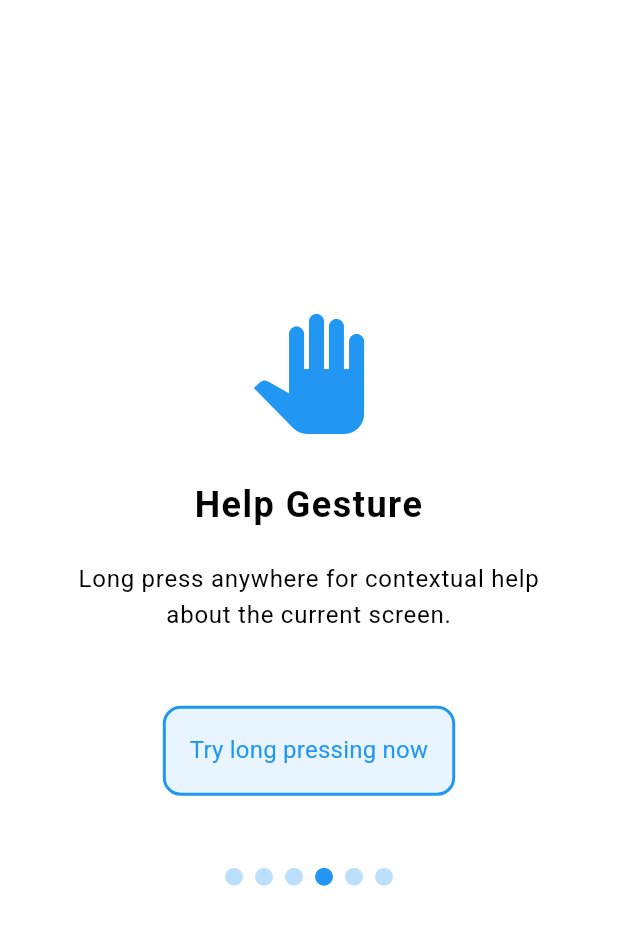
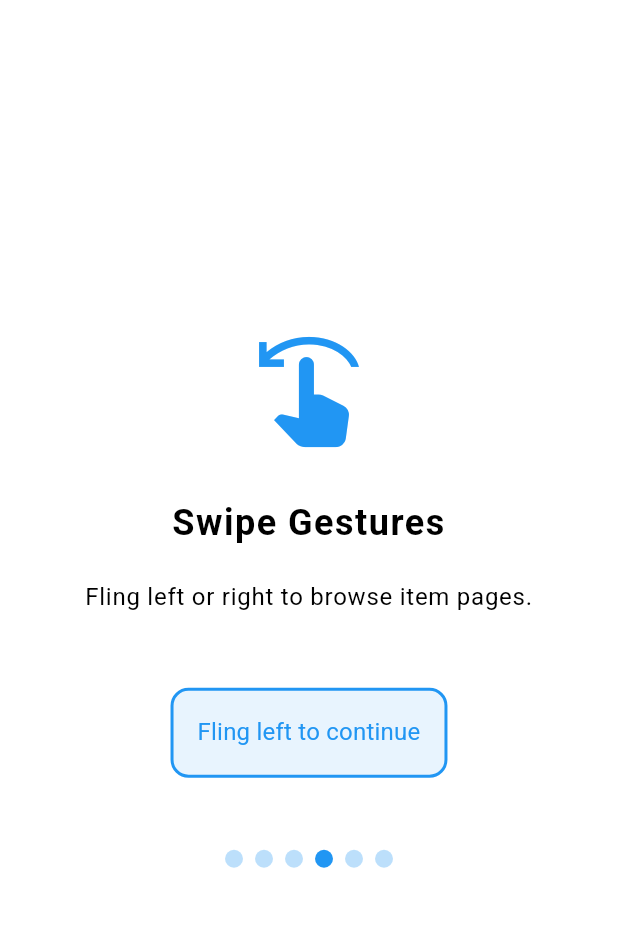
Before and after one commit to Umut501/VisionTag, a Flutter app: the screen it shows after launch, swiped to page 4, on a phone screen of 412 x 824 dp. Shown: the top 925 px of the screen. Run offline on Flutter 3.47's test engine with Material 3 defaults, Android fonts, the phone set to English and light mode, and no system bars; our stand-ins replace flutter_svg, flutter_tts, qr_flutter, sensors_plus, share_plus, shared_preferences; missing offline and left inert: mobile_scanner.

Commit message:
updated the onboarding screen

```diff
--- a/lib/screens/home_screen.dart
+++ b/lib/screens/home_screen.dart
@@ -172,7 +172,7 @@ class _HomeScreenState extends State<HomeScreen> with WidgetsBindingObserver {
                     color: Colors.transparent,
                     child: InkWell(
                       onTap: () {
-                        setState(() => _selectedIndex = 0);
+                        //setState(() => _selectedIndex = 0);
                         _ttsService.speak(
                             "Home Mode selected. Double tap anywhere to enter.");
                       },
@@ -300,7 +300,7 @@ class _HomeScreenState extends State<HomeScreen> with WidgetsBindingObserver {
                     color: Colors.transparent,
                     child: InkWell(
                       onTap: () {
-                        setState(() => _selectedIndex = 1);
+                        //setState(() => _selectedIndex = 1);
                         _ttsService.speak(
                             "Retail Mode selected. Double tap anywhere to enter.");
                       },
--- a/lib/screens/onboarding_screen.dart
+++ b/lib/screens/onboarding_screen.dart
@@ -13,6 +13,8 @@ class OnboardingScreen extends StatefulWidget {
   State<OnboardingScreen> createState() => _OnboardingScreenState();
 }
 
+int statusPage = 0;
+
 class _OnboardingScreenState extends State<OnboardingScreen> {
   final TtsService _ttsService = TtsService();
   final PageController _pageController = PageController();
@@ -23,8 +25,8 @@ class _OnboardingScreenState extends State<OnboardingScreen> {
       title: "Welcome to VisionTag",
       description:
           "Your accessible wardrobe assistant. Let's learn how to use the app with simple gestures.",
-      instruction: "Swipe right to continue",
-      gestureType: GestureType.swipeRight,
+      instruction: "Swipe left to continue",
+      gestureType: GestureType.swipeLeft,
     ),
     OnboardingPage(
       title: "Basic Navigation",
@@ -34,30 +36,29 @@ class _OnboardingScreenState extends State<OnboardingScreen> {
       gestureType: GestureType.doubleTap,
     ),
     OnboardingPage(
+      title: "Change Item Status",
+      description:
+          "Hold anywhere on the screen to change item status.",
+      instruction: "Try holding anywhere on the screen.",
+      gestureType: GestureType.longPress,
+    ),
+    OnboardingPage(
       title: "Swipe Gestures",
-      description: "Swipe left or right to navigate between screens and pages.",
-      instruction: "Swipe right to continue",
-      gestureType: GestureType.swipeRight,
+      description: "Fling left or right to browse item pages.",
+      instruction: "Fling left to continue",
+      gestureType: GestureType.swipeLeft,
     ),
     OnboardingPage(
       title: "Help Gesture",
-      description:
-          "Long press anywhere for contextual help about the current screen.",
-      instruction: "Try long pressing now",
-      gestureType: GestureType.longPress,
-    ),
-    OnboardingPage(
-      title: "Repeat Gesture",
-      description: "Shake your device gently to repeat the last spoken text.",
+      description: "Shake your device gently for help.",
       instruction: "Try shaking your device",
       gestureType: GestureType.shake,
     ),
     OnboardingPage(
-      title: "Quick Navigation",
-      description:
-          "Double tap with two fingers to go back.",
-      instruction: "Swipe right to finish the tutorial",
-      gestureType: GestureType.swipeRight,
+      title: "Tutorial Complete",
+      description: "Swipe right to go to previous page.",
+      instruction: "Double tap to finish the tutorial",
+      gestureType: GestureType.check,
     ),
   ];
 
@@ -105,7 +106,7 @@ class _OnboardingScreenState extends State<OnboardingScreen> {
     await prefs.setBool('isFirstTime', false);
 
     _ttsService.speak(
-      "Tutorial complete! Welcome to VisionTag. Taking you to the home screen.",
+      "Tutorial complete! Welcome to VisionTag",
       priority: SpeechPriority.high,
     );
 
@@ -123,23 +124,27 @@ class _OnboardingScreenState extends State<OnboardingScreen> {
   Widget build(BuildContext context) {
     return Scaffold(
       body: GestureDetectorWidget(
-        onSwipeRight: _nextPage,
-        onSwipeLeft: _previousPage,
+        onSwipeRight: _previousPage,
+        onSwipeLeft: _nextPage,
         onDoubleTap: () {
           if (_currentPage == 1) {
             _ttsService.speak("Great! You've mastered double tap.",
                 priority: SpeechPriority.high);
             Future.delayed(const Duration(seconds: 2), _nextPage);
+          } else if (_currentPage == 5) {
+            _completeOnboarding();
           }
         },
         onLongPress: () {
           if (_currentPage == 3) {
-            _ttsService.speak("Excellent! You've triggered the help gesture.",
+            _ttsService.speak("Excellent!",
                 priority: SpeechPriority.high);
             Future.delayed(const Duration(seconds: 3), _nextPage);
-          } else {
-            _ttsService.speak("Long press for help on any screen",
+          } else if (_currentPage == 2) {
+            statusPage = 1;
+            _ttsService.speak("Excellent!",
                 priority: SpeechPriority.high);
+            Future.delayed(const Duration(seconds: 1), _nextPage);
           }
         },
         onShake: () {
@@ -233,14 +238,14 @@ class _OnboardingScreenState extends State<OnboardingScreen> {
             ),
           ),
           const SizedBox(height: 24),
-          if (_currentPage == _pages.length - 1)
+          /*if (_currentPage == _pages.length - 1)
             ElevatedButton(
               onPressed: _completeOnboarding,
               child: const Padding(
                 padding: EdgeInsets.symmetric(horizontal: 32, vertical: 16),
                 child: Text('Start Using VisionTag'),
               ),
-            ),
+            ),*/
         ],
       ),
     );
@@ -250,10 +255,18 @@ class _OnboardingScreenState extends State<OnboardingScreen> {
     switch (type) {
       case GestureType.swipeRight:
         return Icons.swipe_right;
+      case GestureType.swipeLeft:
+        return Icons.swipe_left;
+      case GestureType.check:
+        return Icons.check_circle;
       case GestureType.doubleTap:
         return Icons.touch_app;
       case GestureType.longPress:
-        return Icons.pan_tool;
+      if (statusPage == 1) {
+          return Icons.check_circle;
+        } else{
+          return Icons.clean_hands;
+        }
       case GestureType.shake:
         return Icons.vibration;
       default:
@@ -289,4 +302,5 @@ enum GestureType {
   doubleTap,
   longPress,
   shake,
+  check,
 }
```
Also changed, not shown: pubspec.lock.
